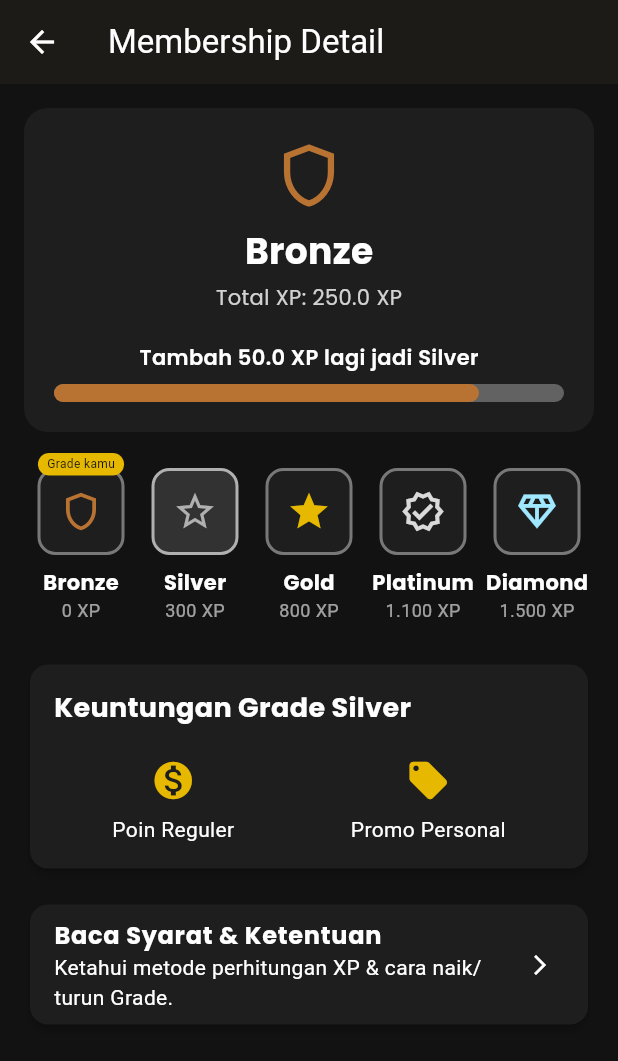
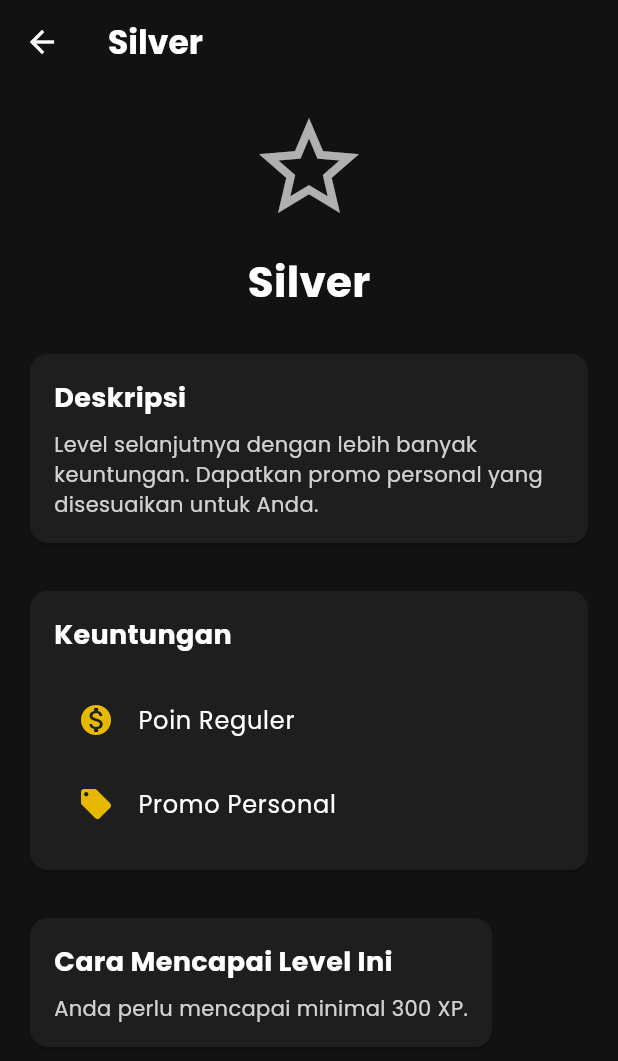
Before and after one commit to aryaravapradana/mobproguts, a Flutter app: the MembershipDetailPage screen opened directly with sample values from the repository, after a tap on "Silver", on a phone screen of 412 x 824 dp. Shown: the top 1061 px of the screen. Run offline on Flutter 3.47's test engine with Material 3 defaults, Android fonts, the phone set to English and light mode, and no system bars; our stand-ins replace flutter_animate, google_fonts, qr_flutter; missing offline and left inert: mobile_scanner; accounts and stored records are empty.

Commit message:
membuat page detail dari level member

```diff
--- /dev/null
+++ b/lib/data/membership_data.dart
@@ -0,0 +1,63 @@
+import 'package:flutter/material.dart';
+import 'package:project_midterms/colors.dart';
+import 'package:project_midterms/models/membership_tier.dart';
+
+final List<MembershipTier> tiers = [
+  MembershipTier(
+    name: 'Bronze',
+    minXp: 0,
+    icon: Icons.shield_outlined,
+    color: AppColors.bronze,
+    perks: [
+      Perk(name: "Poin Reguler", icon: Icons.monetization_on),
+    ],
+    description: "Level awal untuk semua member baru. Nikmati keuntungan dasar dan mulailah perjalanan Anda!",
+  ),
+  MembershipTier(
+    name: 'Silver',
+    minXp: 300,
+    icon: Icons.star_border,
+    color: AppColors.silver,
+    perks: [
+      Perk(name: "Poin Reguler", icon: Icons.monetization_on),
+      Perk(name: "Promo Personal", icon: Icons.local_offer),
+    ],
+    description: "Level selanjutnya dengan lebih banyak keuntungan. Dapatkan promo personal yang disesuaikan untuk Anda.",
+  ),
+  MembershipTier(
+    name: 'Gold',
+    minXp: 800,
+    icon: Icons.star,
+    color: AppColors.goldTier,
+    perks: [
+      Perk(name: "Poin Reguler", icon: Icons.monetization_on),
+      Perk(name: "Promo Personal", icon: Icons.local_offer),
+      Perk(name: "Promo Merchant", icon: Icons.storefront),
+    ],
+    description: "Level premium dengan akses ke promo eksklusif dari berbagai merchant partner kami.",
+  ),
+  MembershipTier(
+    name: 'Platinum',
+    minXp: 1100,
+    icon: Icons.verified_outlined,
+    color: AppColors.platinum,
+    perks: [
+      Perk(name: "Poin Reguler", icon: Icons.monetization_on),
+      Perk(name: "Promo Personal", icon: Icons.local_offer),
+      Perk(name: "Promo Merchant", icon: Icons.storefront),
+    ],
+    description: "Level elit dengan keuntungan maksimal dan layanan prioritas. Nikmati semua yang kami tawarkan.",
+  ),
+  MembershipTier(
+    name: 'Diamond',
+    minXp: 1500,
+    icon: Icons.diamond_outlined,
+    color: AppColors.diamond,
+    perks: [
+      Perk(name: "Poin Reguler", icon: Icons.monetization_on),
+      Perk(name: "Promo Personal", icon: Icons.local_offer),
+      Perk(name: "Promo Merchant", icon: Icons.storefront),
+    ],
+    description: "Level tertinggi yang melambangkan status dan loyalitas Anda. Dapatkan semua keuntungan terbaik.",
+  ),
+];
--- a/lib/models/membership_tier.dart
+++ b/lib/models/membership_tier.dart
@@ -13,6 +13,7 @@ class MembershipTier {
   final IconData icon;
   final Color color;
   final List<Perk> perks;
+  final String description;
 
   MembershipTier({
     required this.name,
@@ -20,5 +21,6 @@ class MembershipTier {
     required this.icon,
     required this.color,
     required this.perks,
+    required this.description,
   });
 }
--- a/lib/screens/account_page.dart
+++ b/lib/screens/account_page.dart
@@ -154,6 +154,8 @@ class _AccountPageState extends State<AccountPage> {
     );
   }
 
+
+
   Widget buildListTile(
     IconData icon,
     String title,
--- a/lib/screens/membership_detail_page.dart
+++ b/lib/screens/membership_detail_page.dart
@@ -2,13 +2,16 @@ import 'package:flutter/material.dart';
 import 'package:google_fonts/google_fonts.dart';
 import 'package:intl/intl.dart';
 import 'package:project_midterms/colors.dart';
+import 'package:project_midterms/data/membership_data.dart';
+import 'package:project_midterms/screens/tier_info_page.dart';
 
 import '../models/user.dart';
 import '../models/membership_tier.dart';
 
 class MembershipDetailPage extends StatefulWidget {
   final UserModel user;
-  const MembershipDetailPage({super.key, required this.user});
+  final MembershipTier? selectedTier;
+  const MembershipDetailPage({super.key, required this.user, this.selectedTier});
 
   @override
   State<MembershipDetailPage> createState() => _MembershipDetailPageState();
@@ -17,62 +20,6 @@ class MembershipDetailPage extends StatefulWidget {
 class _MembershipDetailPageState extends State<MembershipDetailPage> {
   late double _currentUserXp;
 
-  final List<MembershipTier> tiers = [
-    MembershipTier(
-      name: 'Bronze',
-      minXp: 0,
-      icon: Icons.shield_outlined,
-      color: AppColors.bronze,
-      perks: [
-        Perk(name: "Poin Reguler", icon: Icons.monetization_on),
-      ],
-    ),
-    MembershipTier(
-      name: 'Silver',
-      minXp: 300,
-      icon: Icons.star_border,
-      color: AppColors.silver,
-      perks: [
-        Perk(name: "Poin Reguler", icon: Icons.monetization_on),
-        Perk(name: "Promo Personal", icon: Icons.local_offer),
-      ],
-    ),
-    MembershipTier(
-      name: 'Gold',
-      minXp: 800,
-      icon: Icons.star,
-      color: AppColors.goldTier,
-      perks: [
-        Perk(name: "Poin Reguler", icon: Icons.monetization_on),
-        Perk(name: "Promo Personal", icon: Icons.local_offer),
-        Perk(name: "Promo Merchant", icon: Icons.storefront),
-      ],
-    ),
-    MembershipTier(
-      name: 'Platinum',
-      minXp: 1100,
-      icon: Icons.verified_outlined,
-      color: AppColors.platinum,
-      perks: [
-        Perk(name: "Poin Reguler", icon: Icons.monetization_on),
-        Perk(name: "Promo Personal", icon: Icons.local_offer),
-        Perk(name: "Promo Merchant", icon: Icons.storefront),
-      ],
-    ),
-    MembershipTier(
-      name: 'Diamond',
-      minXp: 1500,
-      icon: Icons.diamond_outlined,
-      color: AppColors.diamond,
-      perks: [
-        Perk(name: "Poin Reguler", icon: Icons.monetization_on),
-        Perk(name: "Promo Personal", icon: Icons.local_offer),
-        Perk(name: "Promo Merchant", icon: Icons.storefront),
-      ],
-    ),
-  ];
-
-  late MembershipTier _selectedTier;
   late MembershipTier _currentTier;
   MembershipTier? _nextTier;
   double _progress = 0.0;
@@ -85,13 +32,6 @@ class _MembershipDetailPageState extends State<MembershipDetailPage> {
     super.initState();
     _currentUserXp = widget.user.xp;
     _calculateTierProgress();
-    _selectedTier = _currentTier;
-  }
-
-  void _selectTier(MembershipTier tier) {
-    setState(() {
-      _selectedTier = tier;
-    });
   }
 
   void _calculateTierProgress() {
@@ -174,8 +114,6 @@ class _MembershipDetailPageState extends State<MembershipDetailPage> {
             const SizedBox(height: 24),
             _buildTierCards(),
             const SizedBox(height: 24),
-            _buildPerksSection(),
-            const SizedBox(height: 16),
             _buildTermsSection(),
           ],
         ),
@@ -261,50 +199,22 @@ class _MembershipDetailPageState extends State<MembershipDetailPage> {
       crossAxisAlignment: CrossAxisAlignment.start,
       children: tiers.map((tier) {
         bool isCurrent = tier.name == _currentTier.name;
-        bool isSelected = tier.name == _selectedTier.name;
 
         return Expanded(
           child: GestureDetector(
-            onTap: () => _selectTier(tier),
+            onTap: () {
+              Navigator.push(
+                context,
+                MaterialPageRoute(
+                  builder: (context) => TierInfoPage(tier: tier),
+                ),
+              );
+            },
             child: _TierCard(
-                tier: tier, isCurrent: isCurrent, isSelected: isSelected),
+                tier: tier, isCurrent: isCurrent, isSelected: false), // isSelected is always false now
           ),
         );
       }).toList(),
-    );
-  }
-
-  Widget _buildPerksSection() {
-    return Card(
-      elevation: 2,
-      color: const Color(0xFF1E1E1E),
-      shape: RoundedRectangleBorder(borderRadius: BorderRadius.circular(12)),
-      child: Padding(
-        padding: const EdgeInsets.all(16.0),
-        child: Column(
-          crossAxisAlignment: CrossAxisAlignment.start,
-          children: [
-            Text(
-              'Keuntungan Grade ${_selectedTier.name}',
-              style:
-                  GoogleFonts.poppins(fontSize: 18, fontWeight: FontWeight.bold, color: AppColors.white),
-            ),
-            const SizedBox(height: 20),
-            Row(
-              mainAxisAlignment: MainAxisAlignment.spaceAround,
-              children: _selectedTier.perks.map((perk) {
-                return Column(
-                  children: [
-                    Icon(perk.icon, color: AppColors.gold, size: 30),
-                    const SizedBox(height: 8),
-                    Text(perk.name, textAlign: TextAlign.center, style: TextStyle(color: AppColors.white)),
-                  ],
-                );
-              }).toList(),
-            ),
-          ],
-        ),
-      ),
     );
   }
 
--- a/lib/screens/settings_page.dart
+++ b/lib/screens/settings_page.dart
@@ -1,5 +1,6 @@
 import 'package:flutter/material.dart';
 import 'package:project_midterms/colors.dart';
+
 import '../models/user.dart';
 
 class SettingsPage extends StatefulWidget {
@@ -95,6 +96,7 @@ class _SettingsPageState extends State<SettingsPage> {
                 child: const Text('Simpan Perubahan', style: TextStyle(color: AppColors.black)),
               ),
             ),
+
           ],
         ),
       ),
@@ -112,15 +114,15 @@ class _SettingsPageState extends State<SettingsPage> {
       controller: controller,
       obscureText: isObscure,
       keyboardType: keyboardType,
-      style: TextStyle(color: AppColors.white),
+      style: const TextStyle(color: AppColors.white),
       decoration: InputDecoration(
         labelText: label,
-        labelStyle: TextStyle(color: AppColors.white),
+        labelStyle: const TextStyle(color: AppColors.white),
         prefixIcon: Icon(icon, color: AppColors.white),
-        enabledBorder: OutlineInputBorder(
+        enabledBorder: const OutlineInputBorder(
           borderSide: BorderSide(color: AppColors.white),
         ),
-        focusedBorder: OutlineInputBorder(
+        focusedBorder: const OutlineInputBorder(
           borderSide: BorderSide(color: AppColors.gold),
         ),
       ),
--- /dev/null
+++ b/lib/screens/tier_info_page.dart
@@ -0,0 +1,149 @@
+import 'package:flutter/material.dart';
+import 'package:google_fonts/google_fonts.dart';
+import 'package:project_midterms/colors.dart';
+import 'package:project_midterms/models/membership_tier.dart';
+
+class TierInfoPage extends StatelessWidget {
+  final MembershipTier tier;
+
+  const TierInfoPage({super.key, required this.tier});
+
+  @override
+  Widget build(BuildContext context) {
+    return Scaffold(
+      backgroundColor: AppColors.black,
+      appBar: AppBar(
+        title: Text(tier.name, style: GoogleFonts.poppins(fontWeight: FontWeight.bold)),
+        backgroundColor: AppColors.black,
+        elevation: 0,
+      ),
+      body: SingleChildScrollView(
+        padding: const EdgeInsets.all(16.0),
+        child: Column(
+          crossAxisAlignment: CrossAxisAlignment.start,
+          children: [
+            _buildHeader(),
+            const SizedBox(height: 24),
+            _buildDescription(),
+            const SizedBox(height: 24),
+            _buildBenefits(),
+            const SizedBox(height: 24),
+            _buildRequirements(),
+          ],
+        ),
+      ),
+    );
+  }
+
+  Widget _buildHeader() {
+    return Center(
+      child: Column(
+        children: [
+          Icon(tier.icon, color: tier.color, size: 80),
+          const SizedBox(height: 16),
+          Text(
+            tier.name,
+            style: GoogleFonts.poppins(
+              fontSize: 28,
+              fontWeight: FontWeight.bold,
+              color: AppColors.white,
+            ),
+          ),
+        ],
+      ),
+    );
+  }
+
+  Widget _buildDescription() {
+    return Card(
+      color: const Color(0xFF1E1E1E),
+      shape: RoundedRectangleBorder(borderRadius: BorderRadius.circular(12)),
+      child: Padding(
+        padding: const EdgeInsets.all(16.0),
+        child: Column(
+          crossAxisAlignment: CrossAxisAlignment.start,
+          children: [
+            Text(
+              'Deskripsi',
+              style: GoogleFonts.poppins(
+                fontSize: 18,
+                fontWeight: FontWeight.bold,
+                color: AppColors.white,
+              ),
+            ),
+            const SizedBox(height: 8),
+            Text(
+              tier.description,
+              style: GoogleFonts.poppins(
+                fontSize: 14,
+                color: AppColors.white.withAlpha(204),
+              ),
+            ),
+          ],
+        ),
+      ),
+    );
+  }
+
+  Widget _buildBenefits() {
+    return Card(
+      color: const Color(0xFF1E1E1E),
+      shape: RoundedRectangleBorder(borderRadius: BorderRadius.circular(12)),
+      child: Padding(
+        padding: const EdgeInsets.all(16.0),
+        child: Column(
+          crossAxisAlignment: CrossAxisAlignment.start,
+          children: [
+            Text(
+              'Keuntungan',
+              style: GoogleFonts.poppins(
+                fontSize: 18,
+                fontWeight: FontWeight.bold,
+                color: AppColors.white,
+              ),
+            ),
+            const SizedBox(height: 16),
+            ...tier.perks.map((perk) => ListTile(
+                  leading: Icon(perk.icon, color: AppColors.gold),
+                  title: Text(
+                    perk.name,
+                    style: GoogleFonts.poppins(color: AppColors.white),
+                  ),
+                )),
+          ],
+        ),
+      ),
+    );
+  }
+
+  Widget _buildRequirements() {
+    return Card(
+      color: const Color(0xFF1E1E1E),
+      shape: RoundedRectangleBorder(borderRadius: BorderRadius.circular(12)),
+      child: Padding(
+        padding: const EdgeInsets.all(16.0),
+        child: Column(
+          crossAxisAlignment: CrossAxisAlignment.start,
+          children: [
+            Text(
+              'Cara Mencapai Level Ini',
+              style: GoogleFonts.poppins(
+                fontSize: 18,
+                fontWeight: FontWeight.bold,
+                color: AppColors.white,
+              ),
+            ),
+            const SizedBox(height: 8),
+            Text(
+              'Anda perlu mencapai minimal ${tier.minXp} XP.',
+              style: GoogleFonts.poppins(
+                fontSize: 14,
+                color: AppColors.white.withAlpha(204),
+              ),
+            ),
+          ],
+        ),
+      ),
+    );
+  }
+}
```
Also changed, not shown: image.png (added).
